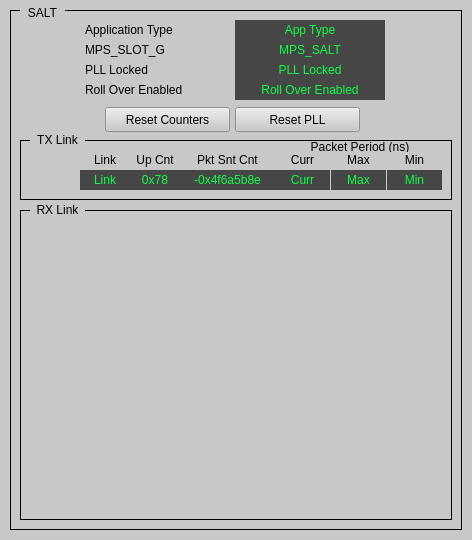
Before: the Qt Designer form mps_embed_salt.ui in ad-build-test/pydm-mps, drawn with Qt 5.
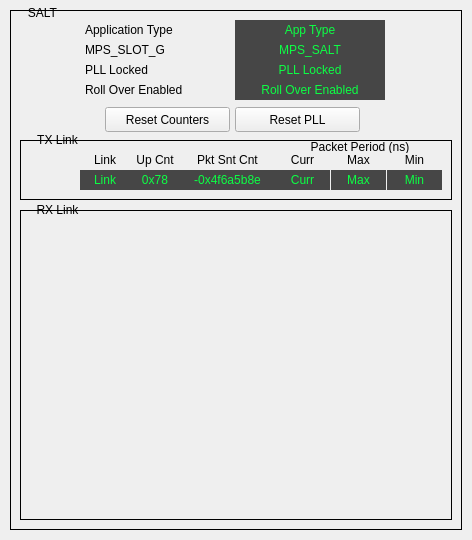
After: the same form once the commit is applied. Custom widgets are drawn as their Qt base class.

What changed in the file:
```diff
--- a/mps_embed_salt.ui
+++ b/mps_embed_salt.ui
@@ -14,7 +14,7 @@
    <string>Form</string>
   </property>
   <property name="styleSheet">
-   <string notr="true">background-color: rgb(200, 200, 200);</string>
+   <string notr="true"/>
   </property>
   <widget class="QFrame" name="frame">
    <property name="geometry">
@@ -26,7 +26,7 @@
     </rect>
    </property>
    <property name="styleSheet">
-    <string notr="true">background-color: rgb(200, 200, 200);</string>
+    <string notr="true"/>
    </property>
    <property name="frameShape">
     <enum>QFrame::Box</enum>
```
